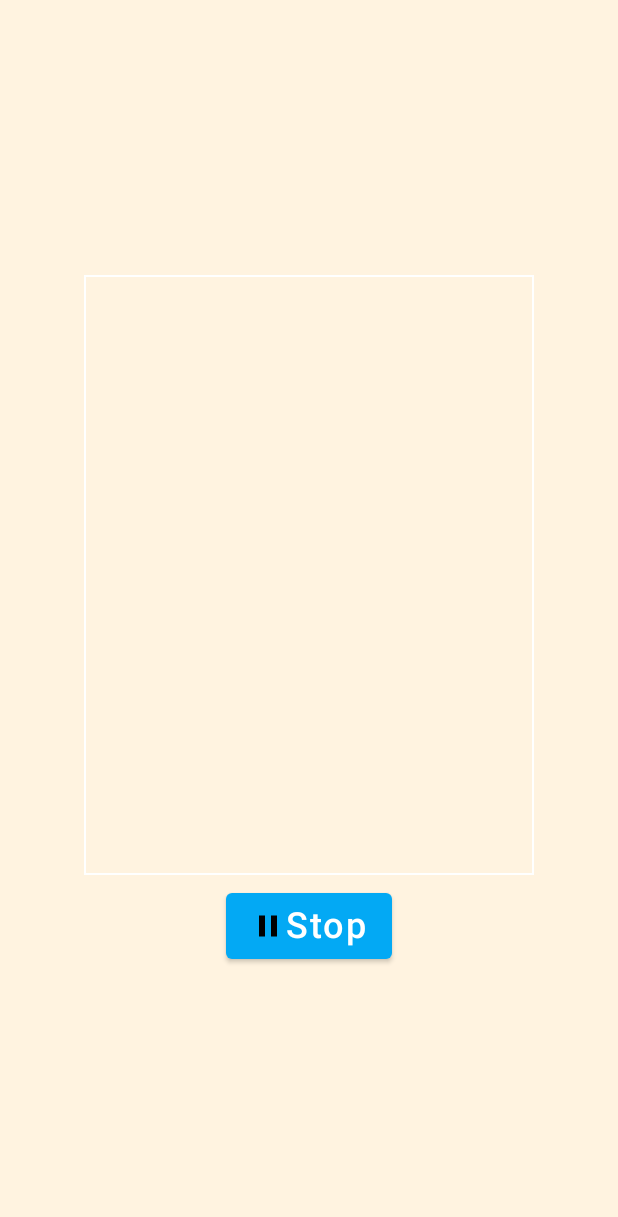
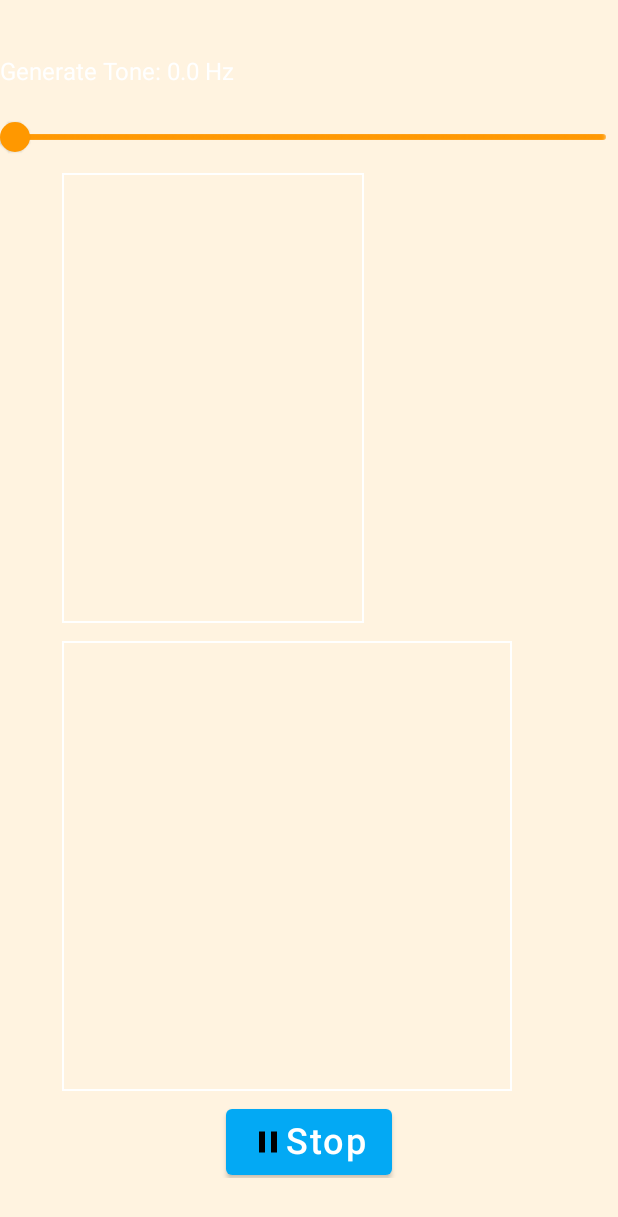
Before and after one commit to PhilKes/BaseLed, an Android app built with Jetpack Compose: the composable MusicTab shown on its own in the app's theme, after a tap on "Play", on a phone screen of 412 x 824 dp. Shown: the top 1217 px of the screen. Run offline under Robolectric (Android 15) with nearby library versions, the phone set to English and light mode, and no system bars; 2 statements that could not run were skipped.

Commit message:
app: add Bars to visualize RGB output for Music mode

```diff
--- a/app/app/src/main/java/com/philkes/baseled/ui/MainActivity.kt
+++ b/app/app/src/main/java/com/philkes/baseled/ui/MainActivity.kt
@@ -69,7 +69,11 @@ class MainActivity : ComponentActivity() {
     fun MainScreen(settings: Settings, onFinishActivity: () -> Unit) {
         val editDialogOpen = remember { mutableStateOf(false) }
         val tabs =
-            listOf(TabItem.Rgb(currentColor, ::onSendAction), TabItem.Animation, TabItem.Music)
+            listOf(
+                TabItem.Rgb(currentColor, ::onSendAction),
+                TabItem.Animation,
+                TabItem.Music(settings.debug, ::onSendAction)
+            )
         pagerState = rememberPagerState(currentAction.actionId)
         Scaffold(
             topBar = { },
--- a/app/app/src/main/java/com/philkes/baseled/ui/component/AudioVisualizer.kt
+++ b/app/app/src/main/java/com/philkes/baseled/ui/component/AudioVisualizer.kt
@@ -1,7 +1,5 @@
 package com.philkes.baseled.ui.component
 
-import android.content.Context
-import android.media.AudioManager
 import android.media.audiofx.Visualizer
 import android.util.Log
 import androidx.compose.foundation.background
@@ -13,12 +11,14 @@ import androidx.compose.runtime.mutableStateOf
 import androidx.compose.runtime.remember
 import androidx.compose.ui.Modifier
 import androidx.compose.ui.graphics.Color
-import androidx.compose.ui.graphics.Color.Companion.Blue
-import androidx.compose.ui.graphics.Color.Companion.Green
-import androidx.compose.ui.graphics.Color.Companion.Red
+import androidx.compose.ui.graphics.toArgb
 import androidx.compose.ui.platform.LocalContext
 import androidx.compose.ui.unit.dp
+import com.philkes.baseled.Util
+import com.philkes.baseled.service.EspNowAction
 import kotlin.math.log10
+import kotlin.math.max
+import kotlin.math.min
 
 const val FFT_STEP = 2
 const val FFT_OFFSET = 4
@@ -26,80 +26,114 @@ const val FFT_NEEDED_PORTION = 3// 1/3
 const val MAX_VOLUME = 16
 
 @Composable
-fun AudioVisualizerComp(isRecording: Boolean) {
+fun AudioBar(
+    maxHeight: Float,
+    height: Float,
+    color: Color,
+    width: Float = 100.0f,
+    percentWidth: Float? = null
+) {
+    var modifier = Modifier
+        .height(height.dp)
+        .background(color)
+    modifier = if (percentWidth != null) {
+        modifier.fillMaxWidth(percentWidth)
+    } else {
+        modifier.width(width.dp)
+    }
+    Column() {
+        Spacer(modifier = Modifier.height((maxHeight - height).dp))
+        Box(
+            modifier = modifier
+        )
 
-    // on below line we are creating a
-    // variable to get current context.
+    }
+}
+
+@Composable
+fun AudioVisualizerComp(
+    isRecording: Boolean,
+    onAction: (action: EspNowAction, rgbHex: String) -> Unit,
+    debug: Boolean
+) {
     val ctx = LocalContext.current
 
-    // on below line we are initializing our audio manager.
-    val audioManager: AudioManager = remember {
-        ctx.getSystemService(Context.AUDIO_SERVICE) as AudioManager
-    }
-
-
+    val frequencyBands = 170
     val visualizer: MutableState<Visualizer?> = remember {
         mutableStateOf(null)
     }
 
     val rgb = remember { mutableStateOf(floatArrayOf(0f, 0f, 0f)) }
+    val magnitudes = remember { mutableStateOf(FloatArray(frequencyBands)) }
 
+    visualizer.apply {
         if (isRecording) {
-        if (visualizer.value == null) {
-            visualizer.value = createAudioVisualizer(rgb, audioManager)
+            if (value == null) {
+                value = createAudioVisualizer(rgb, magnitudes, onAction)
             }
-        if (!visualizer.value!!.enabled) {
-            visualizer.value!!.apply { enabled = true }
+            if (!value!!.enabled) {
+                value!!.apply { enabled = true }
             }
-    } else if (visualizer.value != null && visualizer.value!!.enabled) {
-        visualizer.value!!.release()
-        visualizer.value = null
+        } else if (value != null && value!!.enabled) {
+            value!!.release()
+            value = null
         }
-    val maxBarHeight = 300
-    val red = (maxBarHeight * rgb.value[0]*2)
-    val green = (maxBarHeight * rgb.value[1]*2)
-    val blue = (maxBarHeight * rgb.value[2]*2)
+    }
 
-    Row(modifier = Modifier.border(1.0.dp, Color.White )) {
-        Column() {
-            Spacer(modifier = Modifier.height((maxBarHeight - red).dp))
-            Box(
+    val maxBarHeight = if (debug) 150.0f else 300.0f
+    var red = (maxBarHeight * rgb.value[0])
+    var green = (maxBarHeight * rgb.value[1])
+    var blue = (maxBarHeight * rgb.value[2])
+    Log.d("Bar RGB Values", "r: ${red} g: ${green} b: ${blue}")
+
+    Column(modifier = Modifier.fillMaxWidth(0.8f)) {
+        if (true) {
+            val colors = listOf(
+                Color.Red,
+                Color.Blue,
+                Color.Green,
+                Color.Cyan,
+                Color.Yellow,
+                Color.White,
+                Color.Gray
+            )
+            Row(
                 modifier = Modifier
-                    .width(100.dp)
-                    .height(red.dp)
-//                    .height(200.dp)
-                    .background(Red)
-            )
-
-        }
-        Column() {
-            Spacer(modifier = Modifier.height((maxBarHeight - green).dp))
-            Box(
-                modifier = Modifier
-                    .width(100.dp)
-                    .height(green.dp)
-                    .background(Green)
+                    .border(1.0.dp, Color.White)
+            ) {
+                for ((idx, magnitude) in magnitudes.value.withIndex()) {
+                    AudioBar(
+                        maxHeight = maxBarHeight,
+                        height = magnitude * maxBarHeight,
+                        color = colors[idx % colors.size],
+                        percentWidth = 1.0f / magnitudes.value.size
                     )
                 }
-        Column() {
-            Spacer(modifier = Modifier.height((maxBarHeight - blue).dp))
-            Box(
+            }
+        }
+        Spacer(modifier = Modifier.height(12.dp))
+        Row(
             modifier = Modifier
-                    .width(100.dp)
-                    .height(blue.dp)
-                    .background(Blue)
-            )
-            Spacer(modifier = Modifier.height(100.dp))
-
+                .border(1.0.dp, Color.White)
+        ) {
+            AudioBar(maxHeight = maxBarHeight, height = red, color = Color.Red)
+            AudioBar(maxHeight = maxBarHeight, height = green, color = Color.Green)
+            AudioBar(maxHeight = maxBarHeight, height = blue, color = Color.Blue)
         }
     }
 
 }
 
-fun createAudioVisualizer(rgb: MutableState<FloatArray>, audioManager: AudioManager): Visualizer {
+fun createAudioVisualizer(
+    rgb: MutableState<FloatArray>,
+    magnitudes: MutableState<FloatArray>,
+    onAction: (action: EspNowAction, rgbHex: String) -> Unit
+): Visualizer {
     val smoothingFactor = 0.2f
-    var magnitudes = floatArrayOf()
     val maxMagnitude = calculateMagnitude(128f, 128f)
+    Log.d("Visualizer Range", Visualizer.getMaxCaptureRate().toString())
+    var startTime = System.currentTimeMillis();
+    var endtime = System.currentTimeMillis();
     return Visualizer(0)
         .apply {
             captureSize = Visualizer.getCaptureSizeRange()[1]
@@ -110,52 +144,55 @@ fun createAudioVisualizer(rgb: MutableState<FloatArray>, audioManager: AudioMana
                         data: ByteArray?,
                         sampleRate: Int
                     ) {
+                        endtime = System.currentTimeMillis()
+                        Log.d("TIMING", endtime.minus(startTime).toString())
                         data?.let {
-                            magnitudes = convertFFTtoMagnitudes(
-                                magnitudes,
+                            magnitudes.value = convertFFTtoMagnitudes(
+                                magnitudes.value,
                                 maxMagnitude,
                                 smoothingFactor,
                                 data
                             )
-                            val stepsPerColor = magnitudes.size / 3
                             val newRgb = floatArrayOf(0f, 0f, 0f)
-                            for (i in magnitudes.indices) {
-                                if (i < stepsPerColor) {
-                                    //RED
-                                    newRgb[0] += magnitudes[i]
-                                } else if (i < stepsPerColor * 2) {
-                                    //GREEN
-                                    newRgb[1] += magnitudes[i]
-                                } else {
-                                    //BLUE
-                                    newRgb[2] += magnitudes[i]
+
+                            val redRange = 4..10;
+                            val greenRange = 50..80;
+                            val blueRange = 120..169;
+                            newRgb[0] = calcMeanOfRange(magnitudes.value, redRange) * 0.8f
+                            newRgb[1] = calcMeanOfRange(magnitudes.value, greenRange) * 1.2f
+                            newRgb[2] = calcMeanOfRange(magnitudes.value, blueRange) * 1.6f
+
+                            if (newRgb[0] > newRgb[1] && newRgb[0] > newRgb[2]) {
+                                newRgb[0] = min(1.0f, newRgb[0] * 1.3f)
+                                newRgb[1] = min(1.0f, newRgb[1] * 0.8f)
+                                newRgb[2] = min(1.0f, newRgb[2] * 0.8f)
+                            } else if (newRgb[1] > newRgb[0] && newRgb[1] > newRgb[2]) {
+                                newRgb[1] = min(1.0f, newRgb[1] * 1.3f)
+                                newRgb[0] = min(1.0f, newRgb[0] * 0.8f)
+                                newRgb[2] = min(1.0f, newRgb[2] * 0.8f)
+                            } else if (newRgb[2] > newRgb[0] && newRgb[2] > newRgb[1]) {
+                                newRgb[2] = min(1.0f, newRgb[2] * 1.3f)
+                                newRgb[0] = min(1.0f, newRgb[0] * 0.8f)
+                                newRgb[1] = min(1.0f, newRgb[1] * 0.8f)
+                            }
+
+                            rgb.value = newRgb
+//                            Log.d("AudioVisualizer", rgb.value.joinToString { it.toString() })
+                            Log.d("RGB Values", "r: ${newRgb[0]} g: ${newRgb[1]} b: ${newRgb[2]}")
+                            startTime = System.currentTimeMillis()
+                            onAction(
+                                EspNowAction.RGB,
+                                Util.intToHexStr(Color(newRgb[0], newRgb[1], newRgb[2]).toArgb())
+                            )
                         }
                     }
-                            newRgb[0] = newRgb[0] / stepsPerColor
-                            newRgb[1] = newRgb[1] / stepsPerColor
-                            newRgb[2] = newRgb[2] / stepsPerColor
-                            /* Giving more INTENSITY to the most DOMINANT frequencies (and reducing the rest):*/
 
-/*                            if ((newRgb[0] > newRgb[1]) && (newRgb[1] > newRgb[2])) {
-                                newRgb[0] = newRgb[0] * 1.2f
-                                newRgb[1] = newRgb[1] * 0.8f;
-                                newRgb[2] = newRgb[2] * 0.8f;
-                            } else if ((newRgb[2] > newRgb[0]) && (newRgb[2] > newRgb[1])) {
-                                newRgb[2] = newRgb[2] * 1.2f;
-                                newRgb[1] = newRgb[1] * 0.8f;
-                                newRgb[0] = newRgb[0] * 0.8f;
-                            } else if ((newRgb[1] > newRgb[2]) && (newRgb[1] > newRgb[0])) {
-                                newRgb[1] = newRgb[1] * 1.2f;
-                                newRgb[0] = newRgb[0] * 0.8f;
-                                newRgb[2] = newRgb[2] * 0.8f;
-                            }*/
-/*                            newRgb[0]  = 255 * convBrightness(newRgb[0]);
-                            newRgb[1]  = 255 * convBrightness(newRgb[1]);
-                            newRgb[2]  = 255 * convBrightness(newRgb[2]);*/
-                            rgb.value = newRgb
-                            Log.d("AudioVisualizer", magnitudes.joinToString { it.toString() })
-                            Log.d("AudioVisualizer", rgb.value.joinToString { it.toString() })
+                    private fun calcMeanOfRange(data: FloatArray, range: IntRange): Float {
+                        var x = 0.0f
+                        for (i in range) {
+                            x = x + data[i]
                         }
+                        return x / (range.last - range.first)
                     }
 
                     override fun onWaveFormDataCapture(
@@ -164,18 +201,11 @@ fun createAudioVisualizer(rgb: MutableState<FloatArray>, audioManager: AudioMana
                         sampleRate: Int
                     ) = Unit
                 },
-                Visualizer.getMaxCaptureRate() * 2 / 3,
+                Visualizer.getMaxCaptureRate(),
                 false,
                 true
             )
         }
-}
-
-fun convBrightness(b: Float): Float {
-    var c =
-        b / 614 // The maximun intensity value in theory is 31713 (but we are never having the volume that high)
-    if (c < 0.2f) c = 0.0f else if (c > 1) c = 1.00f
-    return c
 }
 
 fun convertFFTtoMagnitudes(
--- a/app/app/src/main/java/com/philkes/baseled/ui/tab/MusicTab.kt
+++ b/app/app/src/main/java/com/philkes/baseled/ui/tab/MusicTab.kt
@@ -2,44 +2,109 @@ package com.philkes.baseled.ui.tab
 
 import android.Manifest
 import android.content.pm.PackageManager
+import android.media.AudioFormat
+import android.media.AudioManager
+import android.media.AudioTrack
 import androidx.compose.foundation.background
-import androidx.compose.foundation.border
 import androidx.compose.foundation.layout.*
+import androidx.compose.foundation.rememberScrollState
+import androidx.compose.foundation.verticalScroll
 import androidx.compose.material.MaterialTheme
+import androidx.compose.material.Slider
+import androidx.compose.material.Text
 import androidx.compose.material.icons.Icons
 import androidx.compose.material.icons.filled.Pause
 import androidx.compose.material.icons.filled.PlayArrow
 import androidx.compose.runtime.Composable
+import androidx.compose.runtime.MutableState
 import androidx.compose.runtime.mutableStateOf
 import androidx.compose.runtime.remember
 import androidx.compose.ui.Alignment
 import androidx.compose.ui.Modifier
-import androidx.compose.ui.graphics.Color
 import androidx.compose.ui.platform.LocalContext
+import androidx.compose.ui.text.style.TextAlign
 import androidx.compose.ui.unit.dp
 import androidx.compose.ui.unit.sp
 import androidx.core.app.ActivityCompat
 import androidx.core.content.ContextCompat
+import com.philkes.baseled.service.EspNowAction
 import com.philkes.baseled.ui.MainActivity
 import com.philkes.baseled.ui.component.AudioVisualizerComp
 import com.philkes.baseled.ui.component.TextIconButton
 import com.philkes.baseled.ui.showToast
+import kotlin.math.sin
+
+fun generateTone(freqHz: Double, durationMs: Int): AudioTrack {
+    val count = (44100.0 * 2.0 * (durationMs / 1000.0)).toInt() and 1.inv()
+    val samples = ShortArray(count)
+    var i = 0
+    while (i < count) {
+        val sample = (sin(2 * Math.PI * i / (44100.0 / freqHz)) * 0x7FFF).toInt().toShort()
+        samples[i + 0] = sample
+        samples[i + 1] = sample
+        i += 2
+    }
+    val track = AudioTrack(
+        AudioManager.STREAM_MUSIC, 44100,
+        AudioFormat.CHANNEL_OUT_STEREO, AudioFormat.ENCODING_PCM_16BIT,
+        count * (java.lang.Short.SIZE / 8), AudioTrack.MODE_STATIC
+    )
+    track.write(samples, 0, count)
+    return track
+}
 
 @Composable
-fun MusicTab() {
+fun MusicTab(debug: Boolean, onAction: (action: EspNowAction, rgbHex: String) -> Unit) {
     Column(
         modifier = Modifier
             .fillMaxSize()
             .background(MaterialTheme.colors.background)
             .wrapContentSize(Alignment.Center)
+            .verticalScroll(rememberScrollState())
     ) {
         val isRecording = remember { mutableStateOf(false) }
         val context = LocalContext.current as MainActivity
+        val maxFrequency = 5000.0f
+        val step = 10
+        if (true) {
+            val frequency = remember {
+                mutableStateOf(0.0f)
+            }
+            val tone: MutableState<AudioTrack?> = remember {
+                mutableStateOf(null)
+            }
+            Row(
+                horizontalArrangement = Arrangement.Center,
+                modifier = Modifier.fillMaxWidth(1f)
+            ) {
+                Column {
+                    Text(
+                        text = "Generate Tone: ${frequency.value} Hz",
+                        textAlign = TextAlign.Center
+                    )
+                    Spacer(modifier = Modifier.height(10.dp))
+                    Slider(
+                        value = frequency.value,
+                        onValueChange = {
+                            frequency.value = it
+                            tone.value?.apply { stop() }
+                            if (it > 0) {
+                                tone.value = generateTone(it.toDouble(), 10000)
+                                tone.value!!.setLoopPoints(0, tone.value!!.bufferSizeInFrames, -1)
+                                tone.value!!.play()
+                            }
+                        },
+                        valueRange = 0.0f..maxFrequency,
+                        steps = (maxFrequency / step).toInt()
+                    )
+                }
+            }
+        }
         Row(
             horizontalArrangement = Arrangement.Center,
             modifier = Modifier.fillMaxWidth(1f)
         ) {
-            AudioVisualizerComp(isRecording.value)
+            AudioVisualizerComp(isRecording.value, onAction, debug)
         }
         Spacer(modifier = Modifier.height(10.dp))
         Row(
--- a/app/app/src/main/java/com/philkes/baseled/ui/tab/TabItem.kt
+++ b/app/app/src/main/java/com/philkes/baseled/ui/tab/TabItem.kt
@@ -16,8 +16,8 @@ sealed class TabItem(var icon: Int?, var title: String, var screen: ComposableFu
         "Animation",
         { AnimationTab() })
 
-    object Music : TabItem(
+    class Music(debug: Boolean, onAction: (action: EspNowAction, rgbHex: String) -> Unit) : TabItem(
         null,
         "Music",
-        { MusicTab() })
+        { MusicTab(debug, onAction) })
 }
```
Also changed, not shown: app/app/src/main/java/com/philkes/baseled/Settings.kt (+1 -10 lines). Lines whose indentation alone changed are shown as unchanged.
